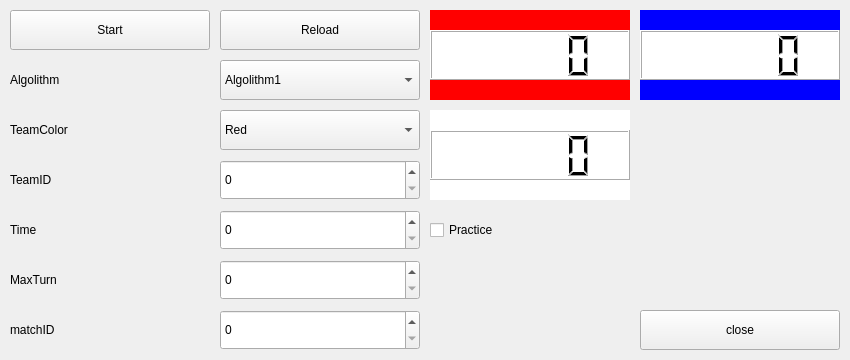
Before: the Qt Designer form src/mainwindow.ui in gra1024/Procon30_simulator, drawn with Qt 5.
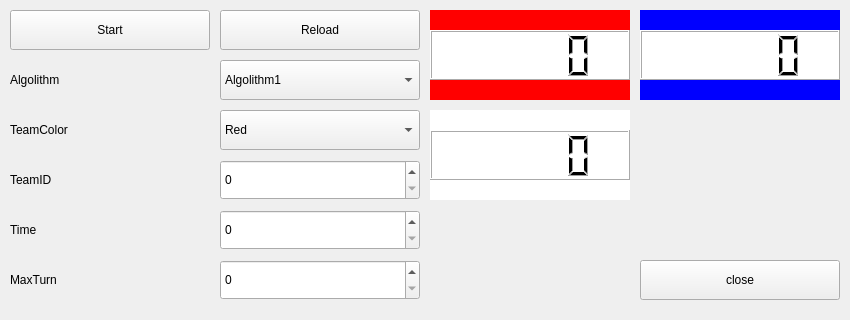
After: the same form once the commit is applied.

What changed in the file:
```diff
--- a/src/mainwindow.ui
+++ b/src/mainwindow.ui
@@ -10,7 +10,7 @@
     <x>0</x>
     <y>0</y>
     <width>850</width>
-    <height>360</height>
+    <height>320</height>
    </rect>
   </property>
   <property name="font">
@@ -25,7 +25,7 @@
    <property name="geometry">
     <rect>
      <x>640</x>
-     <y>310</y>
+     <y>260</y>
      <width>200</width>
      <height>40</height>
     </rect>
@@ -348,45 +348,6 @@
     <number>999999999</number>
    </property>
   </widget>
-  <widget class="QLabel" name="label_matchID">
-   <property name="geometry">
-    <rect>
-     <x>10</x>
-     <y>310</y>
-     <width>200</width>
-     <height>40</height>
-    </rect>
-   </property>
-   <property name="text">
-    <string>matchID</string>
-   </property>
-  </widget>
-  <widget class="QSpinBox" name="spinBox_matchID">
-   <property name="geometry">
-    <rect>
-     <x>220</x>
-     <y>310</y>
-     <width>200</width>
-     <height>40</height>
-    </rect>
-   </property>
-   <property name="maximum">
-    <number>999999999</number>
-   </property>
-  </widget>
-  <widget class="QCheckBox" name="checkBox_practice">
-   <property name="geometry">
-    <rect>
-     <x>430</x>
-     <y>210</y>
-     <width>200</width>
-     <height>40</height>
-    </rect>
-   </property>
-   <property name="text">
-    <string>Practice</string>
-   </property>
-  </widget>
  </widget>
  <layoutdefault spacing="6" margin="11"/>
  <resources/>
```
